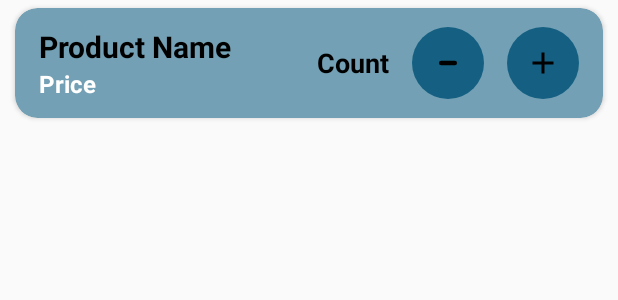
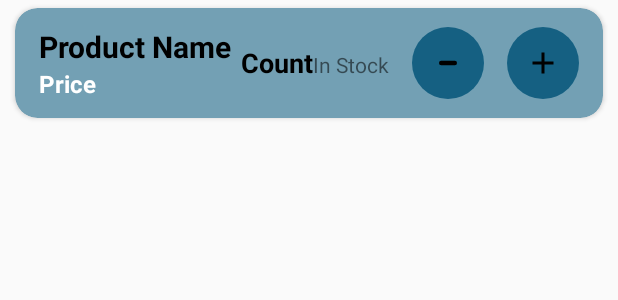
Before and after one commit to IT21128622/Web-App, an Android app: the layout layout_cart_item.xml on its own in the app's theme, with its tools: preview values and no code run, on a phone screen of 412 x 824 dp. Shown: the top 300 px of the screen. Run offline under Robolectric (Android 15) with nearby library versions, the phone set to English and light mode, and no system bars.

Commit message:
display stock in cart

```diff
--- a/mobileapp/app/src/main/java/com/sliit/shopease/activity/ShoppingCartActivity.java
+++ b/mobileapp/app/src/main/java/com/sliit/shopease/activity/ShoppingCartActivity.java
@@ -19,8 +19,6 @@ import androidx.recyclerview.widget.RecyclerView;
 import com.sliit.shopease.R;
 import com.sliit.shopease.models.Cart;
 import com.sliit.shopease.models.Product;
-
-import java.util.Map;
 
 public class ShoppingCartActivity extends AppCompatActivity {
   private Cart cart;
@@ -68,6 +66,7 @@ public class ShoppingCartActivity extends AppCompatActivity {
       holder.cartItem_txt_name.setText(product.getProductName());
       holder.cardItem_txt_price.setText(product.getPriceString());
       holder.cardItem_txt_count.setText(String.valueOf(cart.getProductCount(product)));
+      holder.cardItem_txt_stock.setText(getString(R.string.slash_val, product.getStockLevel()));
 
       holder.cardItem_btn_add.setOnClickListener(v -> {
         cart.addItem(product);
@@ -90,6 +89,7 @@ public class ShoppingCartActivity extends AppCompatActivity {
       private final TextView cartItem_txt_name;
       private final TextView cardItem_txt_price;
       private final TextView cardItem_txt_count;
+      private final TextView cardItem_txt_stock;
       private final ImageButton cardItem_btn_add;
       private final ImageButton cardItem_btn_subtract;
 
@@ -101,8 +101,8 @@ public class ShoppingCartActivity extends AppCompatActivity {
         cardItem_txt_count = itemView.findViewById(R.id.cardItem_txt_count);
         cardItem_btn_add = itemView.findViewById(R.id.cardItem_btn_add);
         cardItem_btn_subtract = itemView.findViewById(R.id.cardItem_btn_subtract);
+        cardItem_txt_stock = itemView.findViewById(R.id.cardItem_txt_stock);
       }
     }
   }
-
 }
--- a/mobileapp/app/src/main/res/layout/layout_cart_item.xml
+++ b/mobileapp/app/src/main/res/layout/layout_cart_item.xml
@@ -26,29 +26,37 @@
             app:layout_constraintTop_toTopOf="parent" />
 
         <TextView
+            android:id="@+id/cardItem_txt_price"
             android:layout_width="wrap_content"
             android:layout_height="wrap_content"
             android:text="@string/price"
             android:textColor="@color/white"
-            android:id="@+id/cardItem_txt_price"
             android:textSize="16sp"
             android:textStyle="bold"
             app:layout_constraintStart_toStartOf="parent"
             app:layout_constraintTop_toBottomOf="@id/cartItem_txt_name" />
 
         <TextView
+            android:id="@+id/cardItem_txt_count"
             android:layout_width="wrap_content"
             android:layout_height="0dp"
-            android:layout_marginEnd="15dp"
-            android:id="@+id/cardItem_txt_count"
             android:gravity="center"
             android:text="@string/count"
             android:textColor="@color/black"
             android:textSize="18sp"
             android:textStyle="bold"
             app:layout_constraintBottom_toBottomOf="parent"
-            app:layout_constraintEnd_toStartOf="@id/cardItem_btn_subtract"
+            app:layout_constraintEnd_toStartOf="@id/cardItem_txt_stock"
             app:layout_constraintTop_toTopOf="parent" />
+
+        <TextView
+            android:id="@+id/cardItem_txt_stock"
+            android:layout_width="wrap_content"
+            android:layout_height="wrap_content"
+            android:layout_marginEnd="15dp"
+            android:text="@string/in_stock"
+            app:layout_constraintBaseline_toBaselineOf="@id/cardItem_txt_count"
+            app:layout_constraintEnd_toStartOf="@id/cardItem_btn_subtract" />
 
         <ImageButton
             android:id="@+id/cardItem_btn_subtract"
--- a/mobileapp/app/src/main/res/layout/layout_item_rectangle.xml
+++ b/mobileapp/app/src/main/res/layout/layout_item_rectangle.xml
@@ -53,7 +53,7 @@
             android:layout_width="0dp"
             android:layout_height="wrap_content"
             android:layout_marginStart="10dp"
-            android:maxLines="3"
+            android:maxLines="2"
             android:ellipsize="end"
             android:layout_marginEnd="10dp"
             android:layout_marginTop="5dp"
--- a/mobileapp/app/src/main/res/values/strings.xml
+++ b/mobileapp/app/src/main/res/values/strings.xml
@@ -43,4 +43,5 @@
     <string name="count">Count</string>
     <string name="add">Add</string>
     <string name="status">Status</string>
+    <string name="slash_val">/%1$d</string>
 </resources>
```
